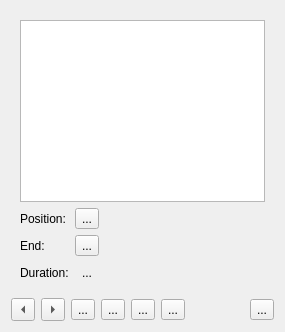
KDE/kdenlive, file src/ui/editsub_ui.ui: the form before one commit.
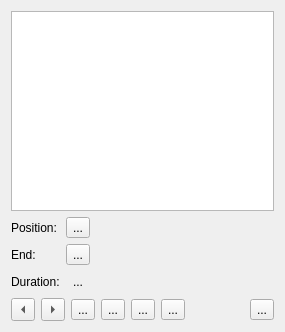
The form after the commit. Custom widgets are drawn as their Qt base class.

Commit message: Reduce subtitle widget padding

The edit to the form file:
```diff
--- a/src/ui/editsub_ui.ui
+++ b/src/ui/editsub_ui.ui
@@ -94,6 +94,18 @@
         </property>
         <widget class="QWidget" name="page">
          <layout class="QGridLayout" name="gridLayout_3">
+          <property name="leftMargin">
+           <number>0</number>
+          </property>
+          <property name="topMargin">
+           <number>0</number>
+          </property>
+          <property name="rightMargin">
+           <number>0</number>
+          </property>
+          <property name="bottomMargin">
+           <number>0</number>
+          </property>
           <item row="0" column="0" colspan="3">
            <widget class="KTextEdit" name="subText">
             <property name="tabChangesFocus">
```
